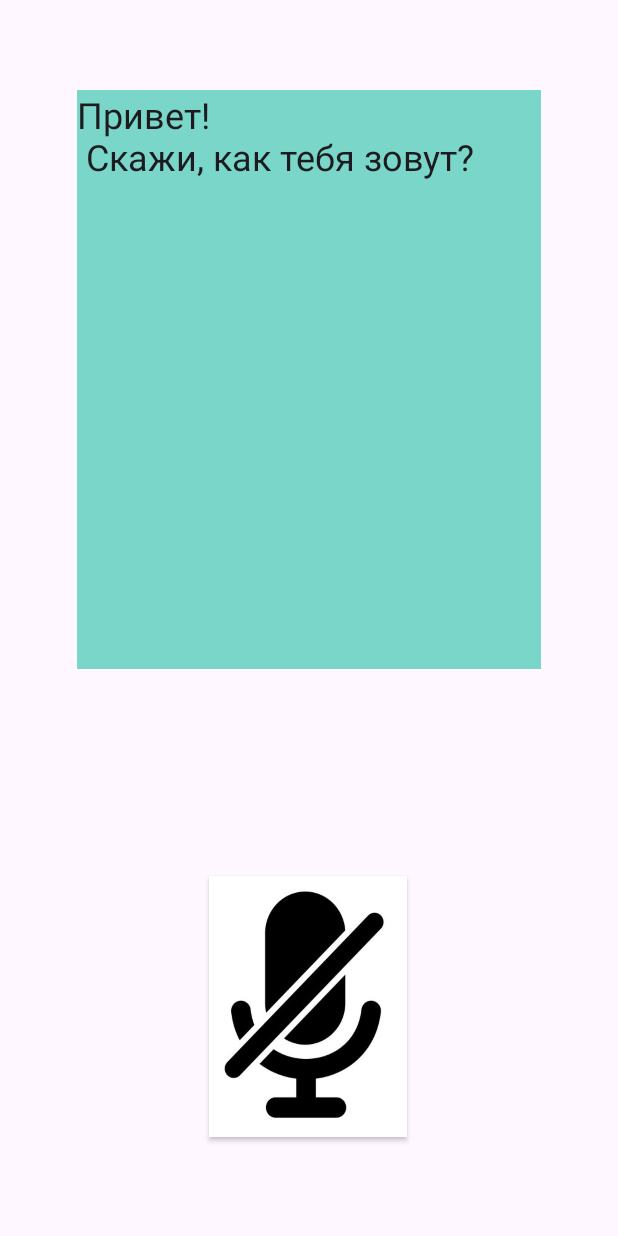
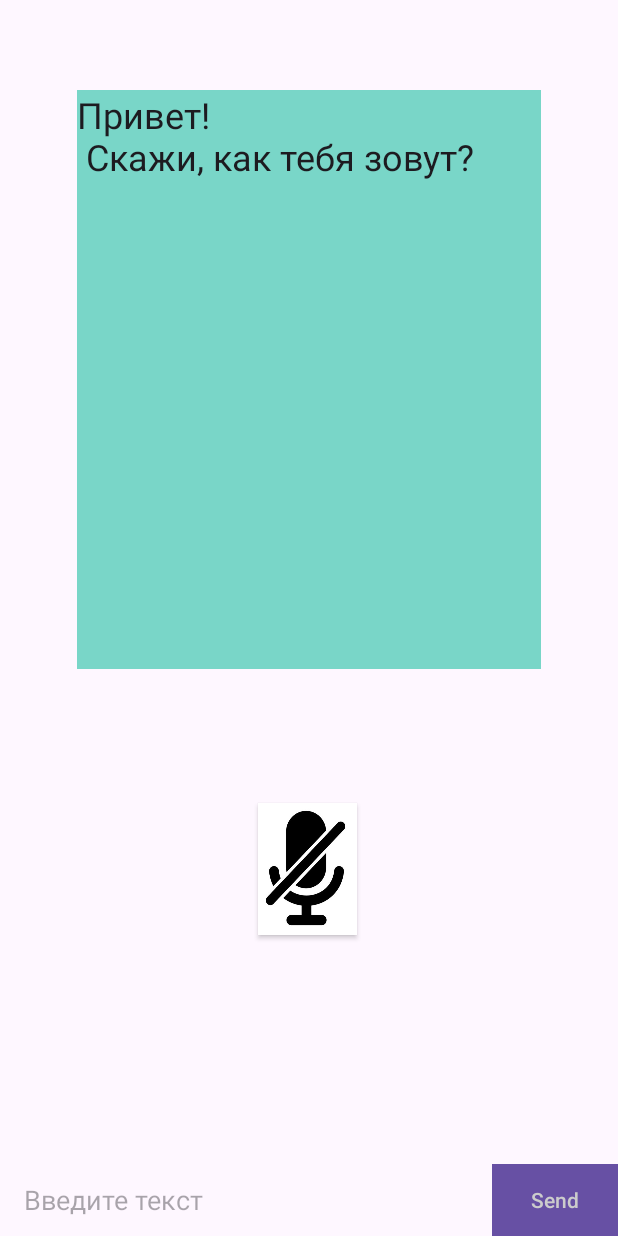
Before and after one commit to Helegven/CaptainD_for_Test, an Android app: the screen it shows after launch (MainActivity), on a phone screen of 412 x 824 dp. Run offline under Robolectric (Android 15) with nearby library versions, the phone set to English and light mode, and no system bars.

Commit message:
Добавил поле ввода текста, для удобства разработки

```diff
--- a/app/src/main/res/layout/activity_main.xml
+++ b/app/src/main/res/layout/activity_main.xml
@@ -7,28 +7,6 @@
     android:layout_height="match_parent"
     android:orientation="vertical"
     tools:context=".MainActivity">
-
-    <!--    <Button-->
-<!--        android:id="@+id/button"-->
-<!--        android:layout_width="157dp"-->
-<!--        android:layout_height="71dp"-->
-<!--        android:layout_marginStart="124dp"-->
-<!--        android:layout_marginTop="384dp"-->
-<!--        android:onClick="StartButton"-->
-<!--        android:text="@string/start"-->
-<!--        app:layout_constraintStart_toStartOf="parent"-->
-<!--        app:layout_constraintTop_toTopOf="parent" />-->
-
-<!--    <Button-->
-<!--        android:id="@+id/button2"-->
-<!--        android:layout_width="wrap_content"-->
-<!--        android:layout_height="wrap_content"-->
-<!--        android:layout_marginStart="160dp"-->
-<!--        android:layout_marginBottom="216dp"-->
-<!--        android:onClick="StopButton"-->
-<!--        android:text="@string/stop"-->
-<!--        app:layout_constraintBottom_toBottomOf="parent"-->
-<!--        app:layout_constraintStart_toStartOf="parent" />-->
 
 
     <TextView
@@ -48,8 +26,8 @@
 
     <ToggleButton
         android:id="@+id/toggle"
-        android:layout_width="132dp"
-        android:layout_height="174dp"
+        android:layout_width="66dp"
+        android:layout_height="88dp"
         android:background="@drawable/button_custom"
         android:onClick="onToggleClicked"
         android:textOff=" "
@@ -58,7 +36,59 @@
         app:layout_constraintHorizontal_bias="0.498"
         app:layout_constraintStart_toStartOf="parent"
         app:layout_constraintTop_toBottomOf="@+id/textView"
-        app:layout_constraintVertical_bias="0.675" />
+        app:layout_constraintVertical_bias="0.309" />
 
+<!--    <EditText-->
+<!--        android:id="@+id/editTextChat"-->
+<!--        android:layout_width="309dp"-->
+<!--        android:layout_height="wrap_content"-->
+<!--        android:ems="10"-->
+<!--        android:inputType="text"-->
+<!--        android:text="Введите текст"-->
+<!--        app:layout_constraintTop_toBottomOf="@+id/toggle"-->
+<!--        app:layout_constraintEnd_toEndOf="parent"-->
+<!--        app:layout_constraintStart_toStartOf="parent"-->
+<!--        android:layout_marginTop="60dp"-->
+<!--        />-->
+<!--    <Button-->
+<!--        android:layout_width="wrap_content"-->
+<!--        android:layout_height="wrap_content"-->
+<!--        android:text="Ввод"-->
+<!--        android:onClick="sendMessage"-->
+<!--        app:layout_constraintTop_toBottomOf="@+id/editTextChat"-->
+<!--        app:layout_constraintLeft_toLeftOf="parent"-->
+<!--        />-->
+
+    <RelativeLayout
+        android:id="@+id/layout_gchat_chatbox"
+        android:layout_width="match_parent"
+        android:layout_height="wrap_content"
+        app:layout_constraintBottom_toBottomOf="parent"
+        app:layout_constraintStart_toStartOf="parent">
+
+        <EditText
+            android:layout_marginStart="16dp"
+            android:id="@+id/editMessage"
+            android:layout_width="match_parent"
+            android:layout_height="wrap_content"
+            android:layout_centerVertical="true"
+            android:layout_toStartOf="@+id/button_chat_send"
+            android:background="@android:color/transparent"
+            android:hint="Введите текст"
+            android:inputType="text"
+            android:maxLines="2"
+            tools:ignore="Autofill" />
+
+        <Button
+            android:id="@+id/button_chat_send"
+            android:layout_width="84dp"
+            android:layout_height="48dp"
+            android:layout_alignParentEnd="true"
+            android:background="#ffffff"
+            android:onClick="sendMessage"
+            android:text="Send"
+            android:textColor="#cccccc" />
+
+    </RelativeLayout>
 
 </androidx.constraintlayout.widget.ConstraintLayout>
```
Also changed, not shown: app/src/main/java/com/example/captainb/MainActivity.java (+38 -45 lines).
